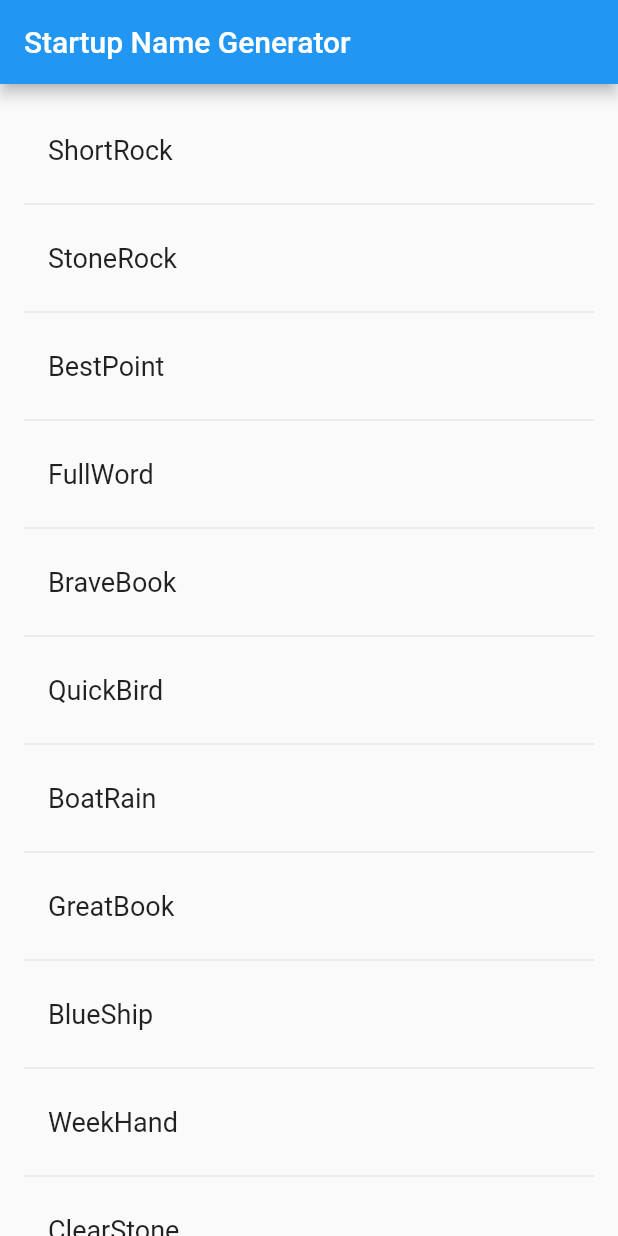
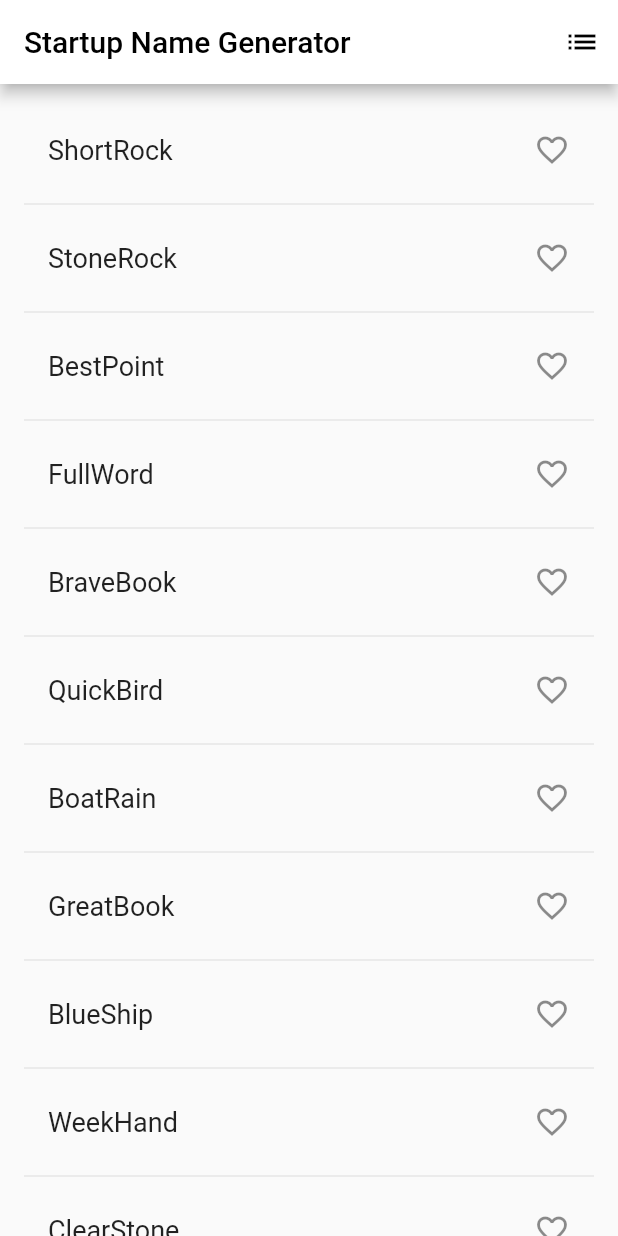
Before and after one commit to CodeTyperPro/startup_namer, a Flutter app: the screen it shows after launch, on a phone screen of 412 x 824 dp. Run offline on Flutter 3.47's test engine with Material 2 defaults, Android fonts, the phone set to English and light mode, and no system bars.

Commit message:
Part 2 completed. Now the getting started is done.

```diff
--- a/lib/main.dart
+++ b/lib/main.dart
@@ -13,14 +13,13 @@ class MyApp extends StatelessWidget{
 
       return MaterialApp(
         title: 'Startup Name Generator',
-      home: Scaffold(
-        appBar: AppBar(
-          title: const Text('Startup Name Generator'),
+        theme: ThemeData(
+          appBarTheme: const AppBarTheme(
+            backgroundColor: Colors.white,
+            foregroundColor: Colors.black,
           ),
-        body: const Center(
-          child: RandomWords(),
         ),
-      )
+        home: const RandomWords(),
       );
     }
   }
@@ -34,27 +33,89 @@ class RandomWords extends StatefulWidget {
 
   class _RandomWordsState extends State<RandomWords> {
     final _suggestions = <WordPair>[];
+    final _saved = <WordPair>{};
     final _biggerFont = const TextStyle(fontSize: 18);
 
     @override
     Widget build(BuildContext context) {
-    return ListView.builder(
+      return Scaffold(
+        appBar: AppBar(
+          title: const Text('Startup Name Generator'),
+          actions: [
+            IconButton(
+              icon: const Icon(Icons.list),
+              onPressed: _pushSaved,
+              tooltip: 'Saved Suggestions',
+            )
+          ],
+        ),
+        body: ListView.builder(
             padding: const EdgeInsets.all(16.0),
-      itemBuilder: (context, i){
-        if(i.isOdd) return const Divider();
+            itemBuilder: (context, i) {
+              if (i.isOdd) return const Divider();
 
-        final index = i ~/2;
-        if(index>= _suggestions.length){
+              final index = i ~/ 2;
+              if (index >= _suggestions.length) {
                 _suggestions.addAll(generateWordPairs().take(10));
               }
+
+              final alreadySaved = _saved.contains(_suggestions[index]);
 
               return ListTile(
                 title: Text(
                   _suggestions[index].asPascalCase,
                   style: _biggerFont,
                 ),
+                trailing: Icon(
+                  alreadySaved ? Icons.favorite : Icons.favorite_border,
+                  color: alreadySaved ? Colors.red : null,
+                  semanticLabel: alreadySaved ? 'Remove from saved' : 'Save',
+                ),
+                onTap: () {
+                  setState(() {
+                    if (alreadySaved) {
+                      _saved.remove(_suggestions[index]);
+                    } else {
+                      _saved.add(_suggestions[index]);
+                    }
+                  });
+                },
               );
             }
+        ),
+      );
+    }
+
+    void _pushSaved() {
+      Navigator.of(context).push(
+        MaterialPageRoute<void>(
+          builder: (context) {
+            final tiles = _saved.map(
+                  (pair) {
+                return ListTile(
+                  title: Text(
+                    pair.asPascalCase,
+                    style: _biggerFont,
+                  ),
+                );
+              },
+            );
+
+            final divided = tiles.isNotEmpty
+                ? ListTile.divideTiles(
+              context: context,
+              tiles: tiles,
+            ).toList()
+                : <Widget>[];
+
+            return Scaffold(
+              appBar: AppBar(
+                title: const Text('Saved suggestions'),
+              ),
+              body: ListView(children: divided),
+            );
+          },
+        ),
       );
     }
   }
```
Lines whose indentation alone changed are shown as unchanged.
